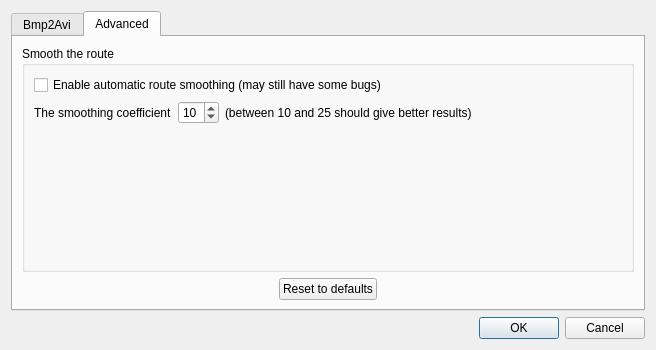
michjans/routegen, file src/settings.ui: the form before one commit.
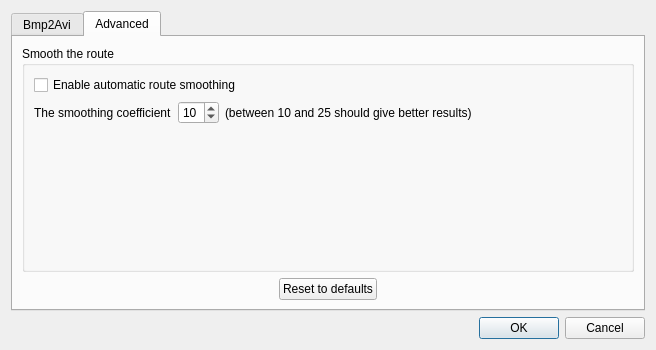
The form after the commit. The open tabs and pages were chosen to show the change.

```diff
--- a/src/settings.ui
+++ b/src/settings.ui
@@ -172,7 +172,7 @@
              <string/>
             </property>
             <property name="text">
-             <string>Enable automatic route smoothing (may still have some bugs)</string>
+             <string>Enable automatic route smoothing</string>
             </property>
            </widget>
           </item>
```
Left out of the diff: 4 changed lines with no effect on the pictures.
